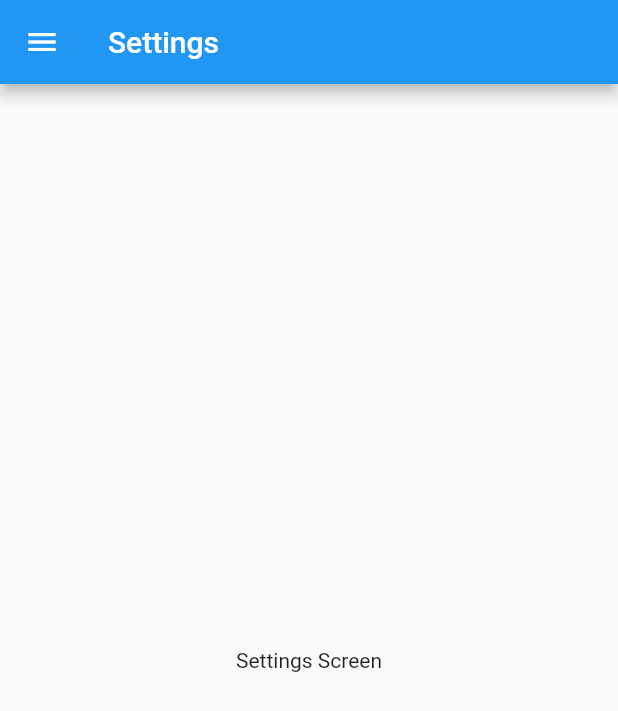
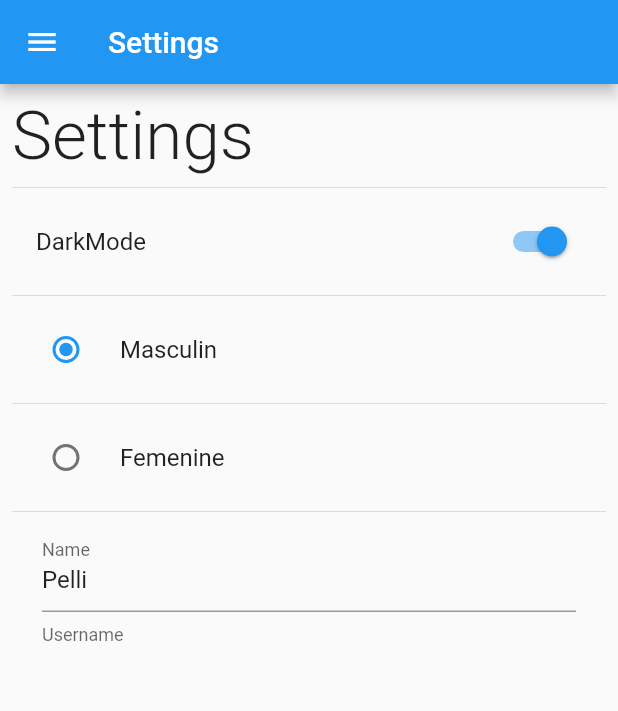
Before and after one commit to martinpelli/flutter_preferences_app, a Flutter app: the SettingsScreen screen opened by its route, on a phone screen of 412 x 824 dp. Shown: the top 711 px of the screen. Run offline on Flutter 3.47's test engine with Material 2 defaults, Android fonts, the phone set to English and light mode, and no system bars.

Commit message:
added page designs

```diff
--- a/lib/screens/settings_screen.dart
+++ b/lib/screens/settings_screen.dart
@@ -9,11 +9,43 @@ class SettingsScreen extends StatelessWidget {
   @override
   Widget build(BuildContext context) {
     return Scaffold(
-      appBar: AppBar(title: Text('Settings')),
-      drawer: const CustomDrawer(),
-      body: Center(
-        child: Text('Settings Screen'),
-      ),
-    );
+        appBar: AppBar(title: const Text('Settings')),
+        drawer: const CustomDrawer(),
+        body: Padding(
+          padding: const EdgeInsets.all(8),
+          child: SingleChildScrollView(
+              child: Column(
+            crossAxisAlignment: CrossAxisAlignment.start,
+            children: [
+              const Text('Settings',
+                  style: TextStyle(fontSize: 45, fontWeight: FontWeight.w300)),
+              const Divider(),
+              SwitchListTile.adaptive(
+                  value: true,
+                  title: const Text('DarkMode'),
+                  onChanged: (value) {}),
+              const Divider(),
+              RadioListTile(
+                  title: const Text('Masculin'),
+                  value: 1,
+                  groupValue: 1,
+                  onChanged: (value) {}),
+              const Divider(),
+              RadioListTile(
+                  title: const Text('Femenine'),
+                  value: 0,
+                  groupValue: 1,
+                  onChanged: (value) {}),
+              const Divider(),
+              Padding(
+                  padding: const EdgeInsets.symmetric(horizontal: 20),
+                  child: TextFormField(
+                    initialValue: 'Pelli',
+                    decoration: const InputDecoration(
+                        labelText: 'Name', helperText: 'Username'),
+                  ))
+            ],
+          )),
+        ));
   }
 }
```
Also changed, not shown: lib/screens/home_screen.dart (+13 -6 lines), 9 other files.
